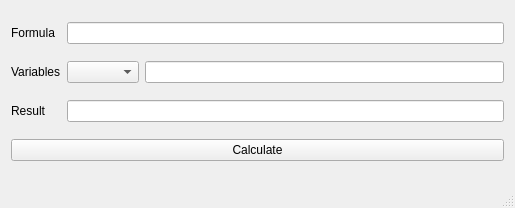
Above: mathparsermainwindow.ui from jan-henkel/MathParser before the change. Below: the same form after it.
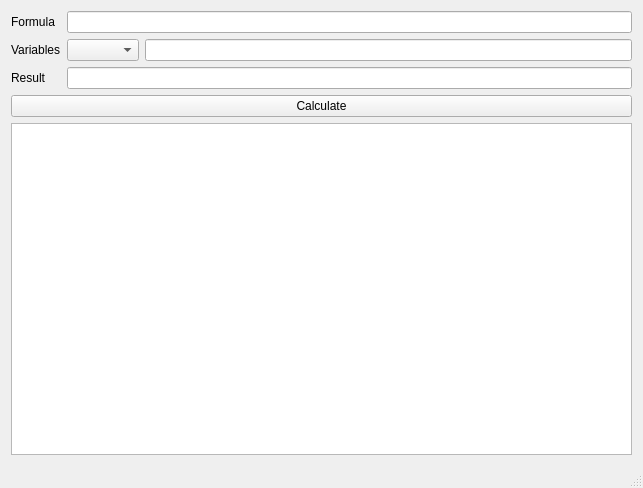
That is the form after the change.

What changed in the file:
```diff
--- a/mathparsermainwindow.ui
+++ b/mathparsermainwindow.ui
@@ -6,8 +6,8 @@
    <rect>
     <x>0</x>
     <y>0</y>
-    <width>515</width>
-    <height>208</height>
+    <width>643</width>
+    <height>488</height>
    </rect>
   </property>
   <property name="windowTitle">
@@ -55,6 +55,16 @@
       </property>
      </widget>
     </item>
+    <item row="4" column="0" colspan="3">
+     <widget class="QGraphicsView" name="plotGraphicsView">
+      <property name="verticalScrollBarPolicy">
+       <enum>Qt::ScrollBarAlwaysOff</enum>
+      </property>
+      <property name="horizontalScrollBarPolicy">
+       <enum>Qt::ScrollBarAlwaysOff</enum>
+      </property>
+     </widget>
+    </item>
    </layout>
   </widget>
   <widget class="QMenuBar" name="menuBar">
```
Left out of the diff: 2 changed lines with no effect on the pictures.
